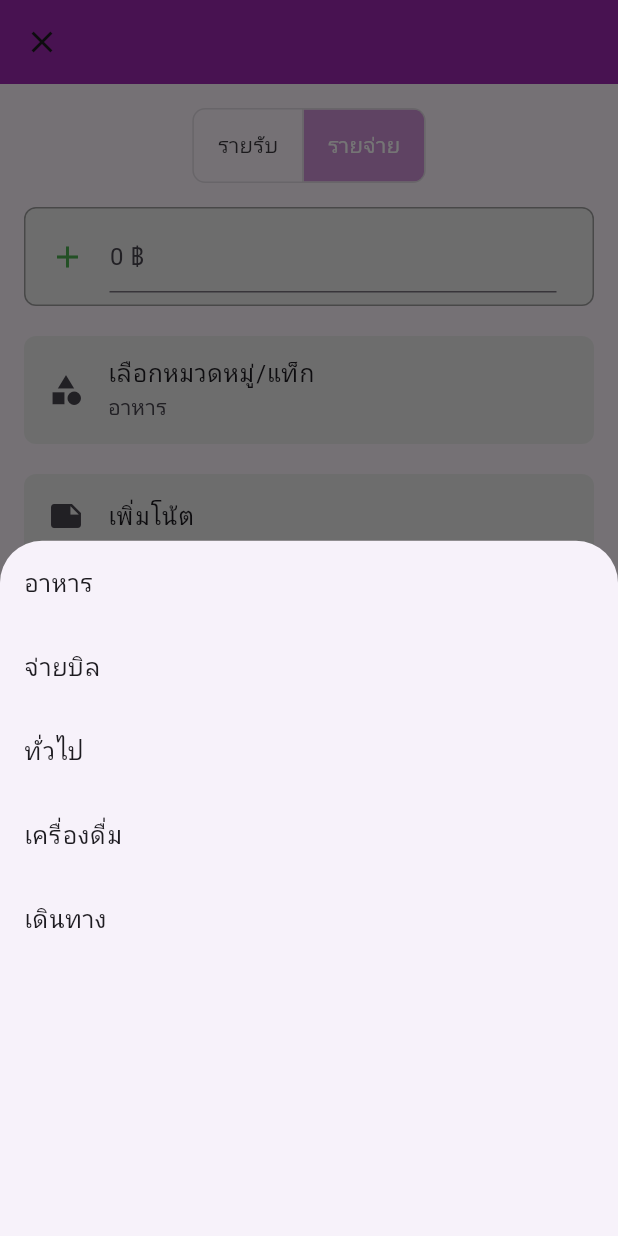
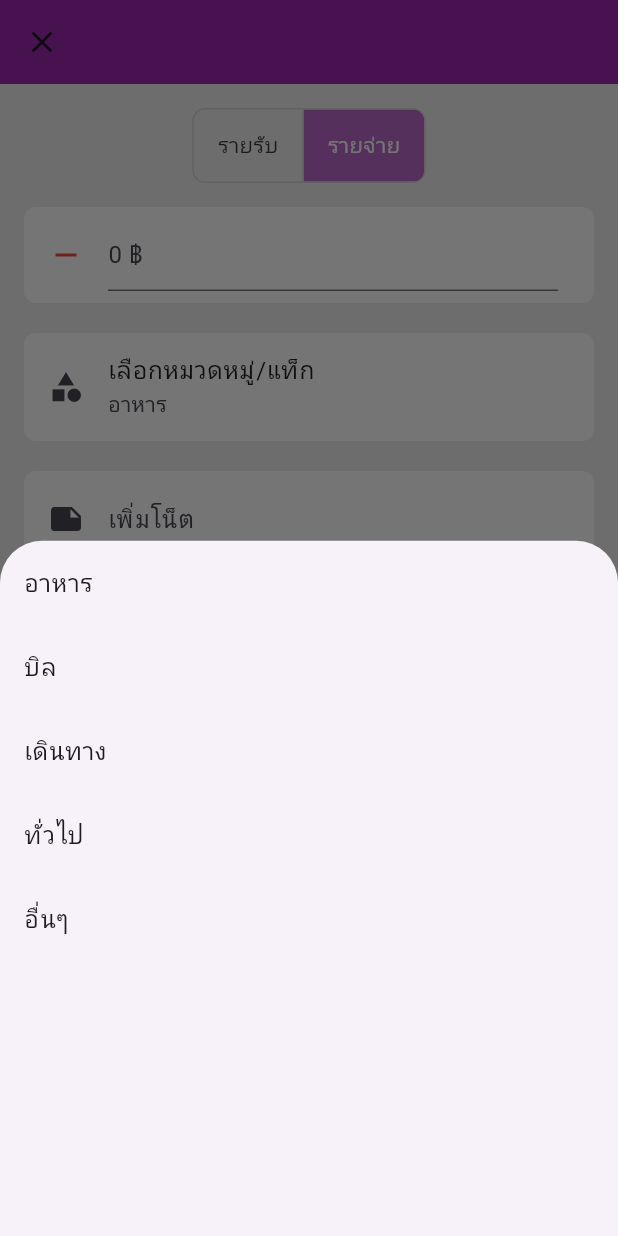
Before and after one commit to ItaJuDev/TrackIt, a Flutter app: the AddTransactionScreen screen opened directly, after a tap on "รายจ่าย", after a tap on "เลือกหมวดหมู่/แท็ก", on a phone screen of 412 x 824 dp. Run offline on Flutter 3.47's test engine with Material 3 defaults, Android fonts, the phone set to English and light mode, and no system bars; our stand-ins replace fl_chart.

Commit message:
Thrid Update
Add a little function and it has the json file that cannot read correctly

```diff
--- a/assets/category.json
+++ b/assets/category.json
@@ -1,7 +1,14 @@
-[
-    "อาหาร",
-    "จ่ายบิล",
-    "ทั่วไป",
-    "เครื่องดื่ม",
-    "เดินทาง"
-  ]
+{
+    "income": [
+      "เงินเดือน",
+      "ฟรีเเลนซ์",
+      "ลงทุน"
+    ],
+    "expense": [
+      "อาหาร",
+      "บิล",
+      "เดินทาง",
+      "ทั่วไป",
+      "อื่นๆ"
+    ]
+  }
--- a/lib/screens/add_transaction_screen.dart
+++ b/lib/screens/add_transaction_screen.dart
@@ -1,8 +1,11 @@
 import 'dart:convert';
+// import 'package:intl/intl.dart';
 import 'package:flutter/material.dart';
 import 'package:flutter/services.dart';
+import 'package:trackit/models/transaction.dart';
 import 'package:trackit/widgets/show_category.dart';
 import 'package:trackit/widgets/amount_input.dart';
+import 'package:trackit/services/save_transaction.dart';
 
 class AddTransactionScreen extends StatefulWidget {
   @override
@@ -11,9 +14,11 @@ class AddTransactionScreen extends StatefulWidget {
 
 class _AddTransactionScreenState extends State<AddTransactionScreen> {
   bool _isIncome = false;
-  String _selectedCategory = 'อาหาร'; // Default category
+  String _selectedCategory = '';
   final TextEditingController _amountController = TextEditingController();
-  late Future<List<String>> _categories;
+  final TextEditingController _detailsController = TextEditingController();
+
+  late Future<Map<String, List<String>>> _categories;
 
   @override
   void initState() {
@@ -28,18 +33,27 @@ class _AddTransactionScreenState extends State<AddTransactionScreen> {
   }
 
   // Load categories from a JSON file
-  Future<List<String>> _loadCategories() async {
+  Future<Map<String, List<String>>> _loadCategories() async {
     String jsonString = await rootBundle.loadString('assets/category.json');
-    List<dynamic> jsonList = json.decode(jsonString);
-    return jsonList.map((category) => category.toString()).toList();
+    Map<String, dynamic> jsonMap = json.decode(jsonString);
+    List<String> incomeCategories = List<String>.from(jsonMap['income']);
+    List<String> expenseCategories = List<String>.from(jsonMap['expense']);
+    return {
+      'income': incomeCategories,
+      'expense': expenseCategories,
+    };
   }
 
-  void _showCategorySelector(BuildContext context, List<String> categories) {
+  void _showCategorySelector(
+      BuildContext context, Map<String, List<String>> categories) {
+    List<String> selectedCategories =
+        !_isIncome ? categories['income']! : categories['expense']!;
+
     showModalBottomSheet(
       context: context,
       builder: (BuildContext context) {
         return CategorySelector(
-          categories: categories,
+          categories: selectedCategories,
           onCategorySelected: (category) {
             setState(() {
               _selectedCategory = category;
@@ -62,9 +76,10 @@ class _AddTransactionScreenState extends State<AddTransactionScreen> {
           },
         ),
       ),
-      body: Padding(
+      body: Container(
+        color: Colors.grey[200], // Set background color
         padding: const EdgeInsets.all(16.0),
-        child: FutureBuilder<List<String>>(
+        child: FutureBuilder<Map<String, List<String>>>(
           future: _categories,
           builder: (context, snapshot) {
             if (snapshot.connectionState == ConnectionState.waiting) {
@@ -74,7 +89,6 @@ class _AddTransactionScreenState extends State<AddTransactionScreen> {
             } else if (!snapshot.hasData || snapshot.data!.isEmpty) {
               return Center(child: Text('No categories available'));
             } else {
-              // Categories loaded successfully
               return Form(
                 child: Column(
                   children: [
@@ -83,11 +97,13 @@ class _AddTransactionScreenState extends State<AddTransactionScreen> {
                       onPressed: (int index) {
                         setState(() {
                           _isIncome = index == 1;
+                          _selectedCategory =
+                              !_isIncome ? "เงินเดือน" : "อาหาร";
                         });
                       },
                       borderRadius: BorderRadius.circular(8.0),
                       selectedColor: Colors.white,
-                      fillColor: Colors.purple[200],
+                      fillColor: Colors.purple[300],
                       children: [
                         Padding(
                           padding: const EdgeInsets.symmetric(horizontal: 16.0),
@@ -108,33 +124,57 @@ class _AddTransactionScreenState extends State<AddTransactionScreen> {
                           _showCategorySelector(context, snapshot.data!),
                       child: Container(
                         decoration: BoxDecoration(
-                          color: Colors.grey[200],
+                          color: Colors.white,
                           borderRadius: BorderRadius.circular(8.0),
                         ),
                         child: ListTile(
                           leading: Icon(Icons.category),
                           title: Text('เลือกหมวดหมู่/แท็ก'),
-                          subtitle: Text(_selectedCategory),
+                          subtitle: Text(
+                            _selectedCategory.isEmpty
+                                ? (!_isIncome ? "เงินเดือน" : "อาหาร")
+                                : _selectedCategory,
+                          ),
                         ),
                       ),
                     ),
                     const SizedBox(height: 20),
                     Container(
                       decoration: BoxDecoration(
-                        color: Colors.grey[200],
+                        color: Colors.white,
                         borderRadius: BorderRadius.circular(8.0),
                       ),
                       child: ListTile(
                         leading: Icon(Icons.note),
-                        title: Text('เพิ่มโน้ต'),
+                        title: TextFormField(
+                          controller: _detailsController,
+                          decoration: InputDecoration(hintText: 'เพิ่มโน็ต'),
+                        ),
                       ),
                     ),
                     Spacer(),
                     ElevatedButton(
                       onPressed: () {
+                        if (_amountController.text.isEmpty) return;
+
                         final enteredAmount = _amountController.text;
-                        // Save the transaction logic here
-                        Navigator.pop(context); // Close the screen after saving
+                        final newTransaction = Transaction(
+                          amount: double.parse(enteredAmount),
+                          date: DateTime.now().toString(),
+                          isIncome: !_isIncome,
+                          category: _selectedCategory.isEmpty
+                              ? (!_isIncome ? "เงินเดือน" : "อาหาร")
+                              : _selectedCategory,
+                          details: _detailsController.text,
+                        );
+
+                        onWriteJsonFile(newTransaction);
+
+                        try {
+                          Navigator.pop(context);
+                        } catch (e) {
+                          debugPrint("Error closing the screen: $e");
+                        }
                       },
                       style: ElevatedButton.styleFrom(
                         side: BorderSide(color: Colors.purple),
@@ -151,42 +191,3 @@ class _AddTransactionScreenState extends State<AddTransactionScreen> {
     );
   }
 }
-
-class AmountInput extends StatelessWidget {
-  final TextEditingController controller;
-  final bool isIncome;
-
-  AmountInput({required this.controller, required this.isIncome});
-
-  @override
-  Widget build(BuildContext context) {
-    return Container(
-      decoration: BoxDecoration(
-        color: Colors.grey[200],
-        border: Border.all(color: Colors.grey),
-        borderRadius: BorderRadius.circular(8.0),
-      ),
-      child: ListTile(
-        leading: Icon(
-          isIncome ? Icons.add : Icons.remove,
-          color: isIncome ? Colors.green : Colors.red,
-        ),
-        title: TextFormField(
-          controller: controller,
-          keyboardType: TextInputType.number,
-          decoration: InputDecoration(hintText: '0 ฿'),
-          inputFormatters: [FilteringTextInputFormatter.digitsOnly],
-          validator: (value) {
-            if (value == null || value.isEmpty) {
-              return 'Please enter an amount';
-            } else if (double.tryParse(value) == null ||
-                double.parse(value) <= 0) {
-              return 'Please enter a valid amount';
-            }
-            return null;
-          },
-        ),
-      ),
-    );
-  }
-}
--- a/lib/screens/home_screen.dart
+++ b/lib/screens/home_screen.dart
@@ -1,6 +1,6 @@
 import 'package:flutter/material.dart';
 import 'package:trackit/screens/transaction_screen.dart';
-import 'package:trackit/screens/budget_screen.dart';
+import 'package:trackit/screens/goal_screen.dart';
 import 'package:trackit/screens/summary_screen.dart';
 import 'package:trackit/screens/settings_screen.dart';
 import 'package:trackit/widgets/bottom_nav_bar.dart';
@@ -17,7 +17,7 @@ class _HomeScreenState extends State<HomeScreen> {
 
   final List<Widget> _screens = [
     TransactionScreen(),
-    BudgetScreen(),
+    GoalScreen(),
     SummaryScreen(),
     SettingsScreen(),
   ];
--- a/lib/widgets/amount_input.dart
+++ b/lib/widgets/amount_input.dart
@@ -37,13 +37,13 @@ class _AmountInputState extends State<AmountInput> {
   Widget build(BuildContext context) {
     return Container(
       decoration: BoxDecoration(
-        color: Colors.grey[200],
+        color: Colors.white,
         borderRadius: BorderRadius.circular(8.0),
       ),
       child: ListTile(
         leading: Icon(
-          widget.isIncome ? Icons.add : Icons.remove,
-          color: widget.isIncome ? Colors.green : Colors.red,
+          !widget.isIncome ? Icons.add : Icons.remove,
+          color: !widget.isIncome ? Colors.green : Colors.red,
         ),
         title: TextFormField(
           controller: widget.controller,
--- a/pubspec.yaml
+++ b/pubspec.yaml
@@ -30,7 +30,8 @@ environment:
 dependencies:
   flutter:
     sdk: flutter
-  fl_chart: ^0.64.0  # Check for the latest version
+  fl_chart: ^0.64.0
+  shared_preferences: ^2.2.2 # Check for the latest version
 
 
   # The following adds the Cupertino Icons font to your application.
```
Also changed, not shown: assets/transaction.json (+1 -51 lines), lib/models/transaction.dart (+12 -2 lines), lib/screens/add_goal_screen.dart (added, +112 -0 lines), lib/screens/budget_screen.dart (deleted, +0 -10 lines), lib/screens/goal_screen.dart (added, +62 -0 lines), lib/screens/settings_screen.dart (+82 -2 lines), lib/screens/summary_screen.dart (+15 -6 lines), lib/screens/transaction_screen.dart (+42 -1 lines), lib/services/listener.dart (added, +8 -0 lines), lib/services/save_transaction.dart (added, +26 -0 lines), lib/widgets/setting_option.dart (added, +28 -0 lines), lib/screens/select_category.dart (added), pubspec.lock, 3 other files.
